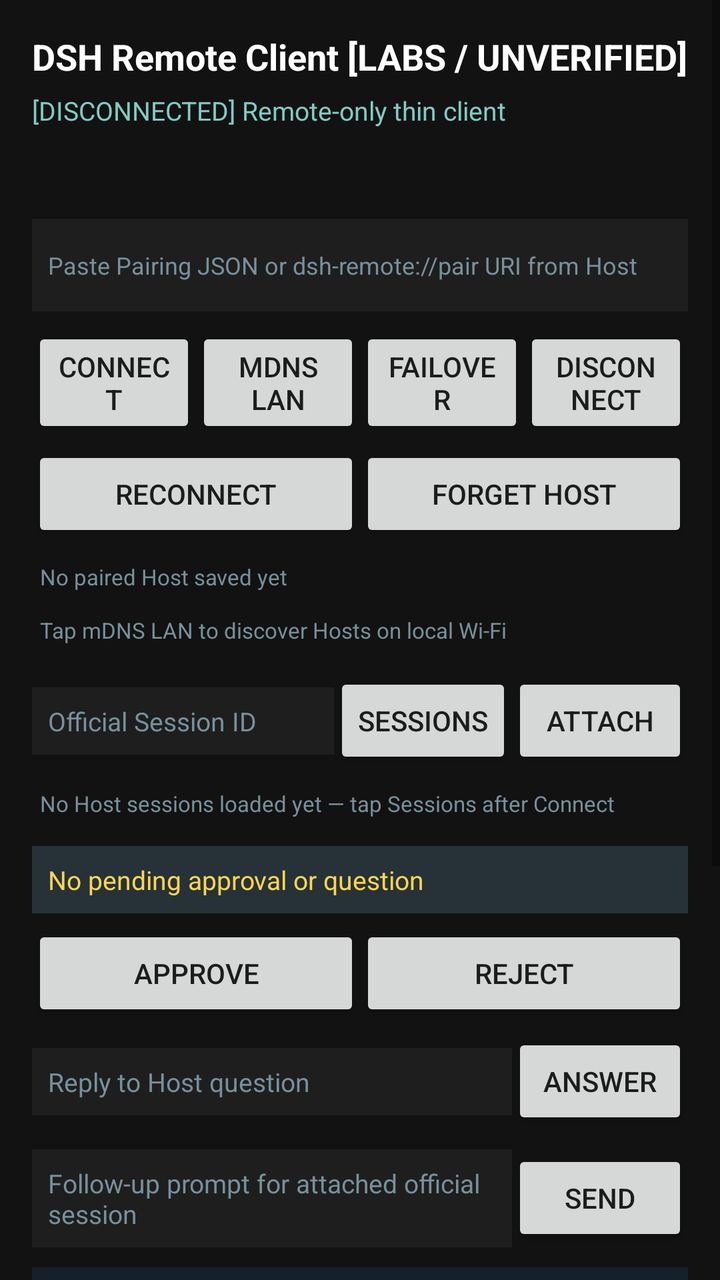
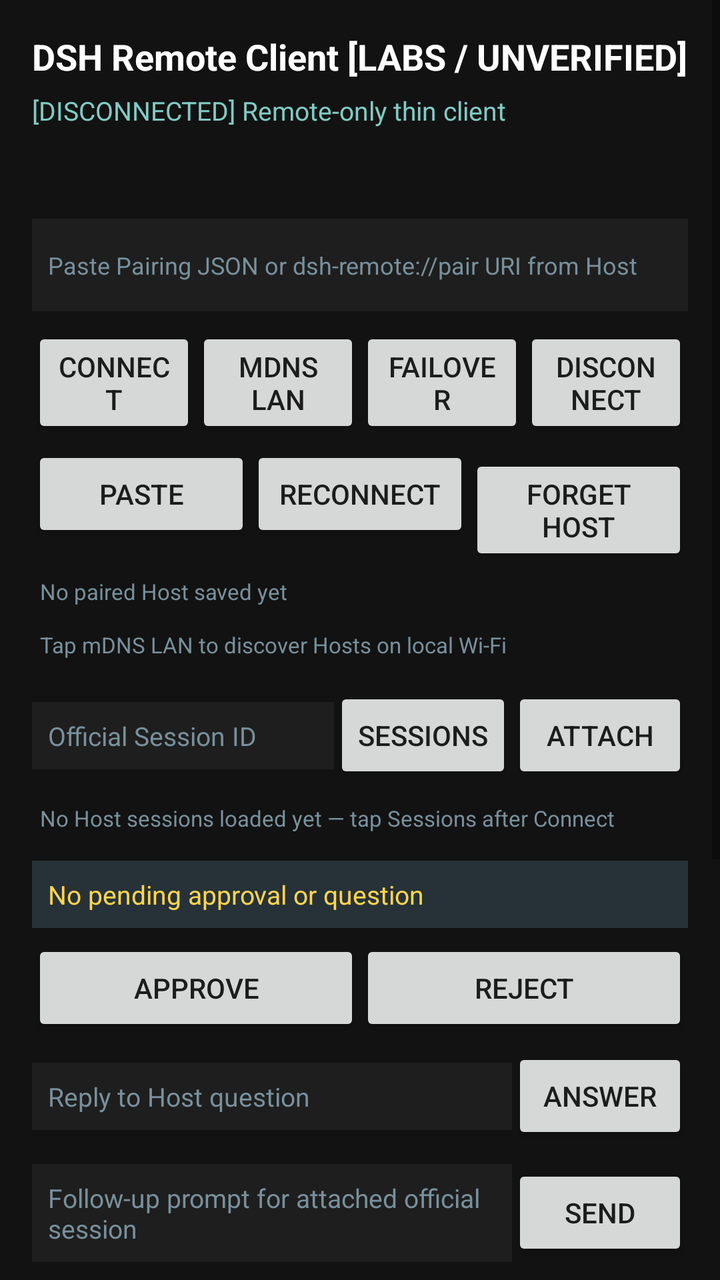

Two renders of the same Android screen: before a commit and after it. Below are the layout's source before the change and the commit's diff.
<!-- AndroidManifest.xml: application theme Theme.Dsh -->
<!-- res/layout/activity_main.xml -->
<?xml version="1.0" encoding="utf-8"?>
<ScrollView xmlns:android="http://schemas.android.com/apk/res/android"
    android:layout_width="match_parent"
    android:layout_height="match_parent"
    android:background="#121212"
    android:fillViewport="true">

    <LinearLayout
        android:layout_width="match_parent"
        android:layout_height="wrap_content"
        android:orientation="vertical"
        android:padding="16dp">

        <TextView
            android:id="@+id/tv_title"
            android:layout_width="match_parent"
            android:layout_height="wrap_content"
            android:text="@string/remote_client_header"
            android:textColor="#FFFFFF"
            android:textSize="18sp"
            android:textStyle="bold" />

        <TextView
            android:id="@+id/tv_status"
            android:layout_width="match_parent"
            android:layout_height="wrap_content"
            android:layout_marginTop="6dp"
            android:text="@string/status_disconnected"
            android:textColor="#80CBC4"
            android:textSize="13sp" />

        <TextView
            android:id="@+id/tv_device_id"
            android:layout_width="match_parent"
            android:layout_height="wrap_content"
            android:layout_marginTop="4dp"
            android:textColor="#B0BEC5"
            android:textSize="11sp" />

        <TextView
            android:id="@+id/tv_metrics"
            android:layout_width="match_parent"
            android:layout_height="wrap_content"
            android:layout_marginTop="2dp"
            android:textColor="#90CAF9"
            android:textSize="11sp" />

        <EditText
            android:id="@+id/et_pairing_json"
            android:layout_width="match_parent"
            android:layout_height="wrap_content"
            android:layout_marginTop="10dp"
            android:background="#1E1E1E"
            android:hint="@string/hint_pairing_json"
            android:inputType="textMultiLine"
            android:minLines="2"
            android:padding="8dp"
            android:textColor="#FFFFFF"
            android:textColorHint="#78909C"
            android:textSize="12sp" />

        <LinearLayout
            android:layout_width="match_parent"
            android:layout_height="wrap_content"
            android:layout_marginTop="8dp"
            android:orientation="horizontal">

            <Button
                android:id="@+id/btn_connect"
                android:layout_width="0dp"
                android:layout_height="wrap_content"
                android:layout_weight="1"
                android:text="@string/action_connect" />

            <Button
                android:id="@+id/btn_scan_lan"
                android:layout_width="0dp"
                android:layout_height="wrap_content"
                android:layout_weight="1"
                android:text="@string/action_scan_lan" />

            <Button
                android:id="@+id/btn_failover"
                android:layout_width="0dp"
                android:layout_height="wrap_content"
                android:layout_weight="1"
                android:text="@string/action_failover" />

            <Button
                android:id="@+id/btn_disconnect"
                android:layout_width="0dp"
                android:layout_height="wrap_content"
                android:layout_weight="1"
                android:text="@string/action_disconnect" />
        </LinearLayout>

        <LinearLayout
            android:layout_width="match_parent"
            android:layout_height="wrap_content"
            android:layout_marginTop="4dp"
            android:orientation="horizontal">

            <Button
                android:id="@+id/btn_reconnect"
                android:layout_width="0dp"
                android:layout_height="wrap_content"
                android:layout_weight="1"
                android:text="@string/action_reconnect" />

            <Button
                android:id="@+id/btn_forget_host"
                android:layout_width="0dp"
                android:layout_height="wrap_content"
                android:layout_weight="1"
                android:text="@string/action_forget_host" />
        </LinearLayout>

        <HorizontalScrollView
            android:id="@+id/hsv_saved_hosts"
            android:layout_width="match_parent"
            android:layout_height="wrap_content"
            android:layout_marginTop="6dp"
            android:scrollbars="none">

            <LinearLayout
                android:id="@+id/ll_saved_hosts"
                android:layout_width="wrap_content"
                android:layout_height="wrap_content"
                android:orientation="horizontal">

                <TextView
                    android:layout_width="wrap_content"
                    android:layout_height="wrap_content"
                    android:padding="4dp"
                    android:text="@string/saved_hosts_hint"
                    android:textColor="#78909C"
                    android:textSize="11sp" />
            </LinearLayout>
        </HorizontalScrollView>

        <HorizontalScrollView
            android:id="@+id/hsv_discovered_hosts"
            android:layout_width="match_parent"
            android:layout_height="wrap_content"
            android:layout_marginTop="4dp"
            android:scrollbars="none">

            <LinearLayout
                android:id="@+id/ll_discovered_hosts"
                android:layout_width="wrap_content"
                android:layout_height="wrap_content"
                android:orientation="horizontal">

                <TextView
                    android:layout_width="wrap_content"
                    android:layout_height="wrap_content"
                    android:padding="4dp"
                    android:text="@string/mdns_hosts_hint"
                    android:textColor="#78909C"
                    android:textSize="11sp" />
            </LinearLayout>
        </HorizontalScrollView>

        <LinearLayout
            android:layout_width="match_parent"
            android:layout_height="wrap_content"
            android:layout_marginTop="10dp"
            android:orientation="horizontal">

            <EditText
                android:id="@+id/et_session_id"
                android:layout_width="0dp"
                android:layout_height="wrap_content"
                android:layout_weight="2"
                android:background="#1E1E1E"
                android:hint="@string/hint_session_id"
                android:padding="8dp"
                android:textColor="#FFFFFF"
                android:textColorHint="#78909C"
                android:textSize="13sp" />

            <Button
                android:id="@+id/btn_sessions"
                android:layout_width="wrap_content"
                android:layout_height="wrap_content"
                android:text="@string/action_sessions" />

            <Button
                android:id="@+id/btn_attach"
                android:layout_width="wrap_content"
                android:layout_height="wrap_content"
                android:text="@string/action_attach" />
        </LinearLayout>

        <HorizontalScrollView
            android:id="@+id/hsv_session_chips"
            android:layout_width="match_parent"
            android:layout_height="wrap_content"
            android:layout_marginTop="6dp"
            android:scrollbars="none">

            <LinearLayout
                android:id="@+id/ll_session_chips"
                android:layout_width="wrap_content"
                android:layout_height="wrap_content"
                android:orientation="horizontal">

                <TextView
                    android:layout_width="wrap_content"
                    android:layout_height="wrap_content"
                    android:padding="4dp"
                    android:text="@string/session_picker_hint"
                    android:textColor="#78909C"
                    android:textSize="11sp" />
            </LinearLayout>
        </HorizontalScrollView>

        <TextView
            android:id="@+id/tv_approval"
            android:layout_width="match_parent"
            android:layout_height="wrap_content"
            android:layout_marginTop="10dp"
            android:background="#263238"
            android:padding="8dp"
            android:text="@string/no_pending_interaction"
            android:textColor="#FFD54F"
            android:textSize="13sp" />

        <LinearLayout
            android:layout_width="match_parent"
            android:layout_height="wrap_content"
            android:layout_marginTop="6dp"
            android:orientation="horizontal">

            <Button
                android:id="@+id/btn_approve"
                android:layout_width="0dp"
                android:layout_height="wrap_content"
                android:layout_weight="1"
                android:text="@string/action_approve" />

            <Button
                android:id="@+id/btn_reject"
                android:layout_width="0dp"
                android:layout_height="wrap_content"
                android:layout_weight="1"
                android:text="@string/action_reject" />
        </LinearLayout>

        <LinearLayout
            android:layout_width="match_parent"
            android:layout_height="wrap_content"
            android:layout_marginTop="6dp"
            android:orientation="horizontal">

            <EditText
                android:id="@+id/et_answer"
                android:layout_width="0dp"
                android:layout_height="wrap_content"
                android:layout_weight="2"
                android:background="#1E1E1E"
                android:hint="@string/hint_answer"
                android:padding="8dp"
                android:textColor="#FFFFFF"
                android:textColorHint="#78909C"
                android:textSize="13sp" />

            <Button
                android:id="@+id/btn_answer_question"
                android:layout_width="wrap_content"
                android:layout_height="wrap_content"
                android:text="@string/action_answer" />
        </LinearLayout>

        <LinearLayout
            android:layout_width="match_parent"
            android:layout_height="wrap_content"
            android:layout_marginTop="10dp"
            android:orientation="horizontal">

            <EditText
                android:id="@+id/et_prompt"
                android:layout_width="0dp"
                android:layout_height="wrap_content"
                android:layout_weight="3"
                android:background="#1E1E1E"
                android:hint="@string/hint_prompt"
                android:padding="8dp"
                android:textColor="#FFFFFF"
                android:textColorHint="#78909C"
                android:textSize="13sp" />

            <Button
                android:id="@+id/btn_send_prompt"
                android:layout_width="wrap_content"
                android:layout_height="wrap_content"
                android:text="@string/action_send" />
        </LinearLayout>

        <TextView
            android:id="@+id/tv_assistant_stream"
            android:layout_width="match_parent"
            android:layout_height="wrap_content"
            android:layout_marginTop="10dp"
            android:background="#16202A"
            android:minLines="3"
            android:padding="8dp"
            android:text="@string/assistant_stream_empty"
            android:textColor="#E8F5E9"
            android:textSize="13sp" />

        <TextView
            android:id="@+id/tv_events"
            android:layout_width="match_parent"
            android:layout_height="wrap_content"
            android:layout_marginTop="12dp"
            android:background="#1A1A1A"
            android:fontFamily="monospace"
            android:minHeight="220dp"
            android:padding="8dp"
            android:textColor="#E0E0E0"
            android:textSize="11sp" />

    </LinearLayout>
</ScrollView>
<!-- resources referenced by this layout -->
<resources>
  <string name="action_answer">Answer</string>
  <string name="action_approve">Approve</string>
  <string name="action_attach">Attach</string>
  <string name="action_connect">Connect</string>
  <string name="action_disconnect">Disconnect</string>
  <string name="action_failover">Failover</string>
  <string name="action_forget_host">Forget Host</string>
  <string name="action_reconnect">Reconnect</string>
  <string name="action_reject">Reject</string>
  <string name="action_scan_lan">mDNS LAN</string>
  <string name="action_send">Send</string>
  <string name="action_sessions">Sessions</string>
  <string name="assistant_stream_empty">Assistant stream idle</string>
  <string name="hint_answer">Reply to Host question</string>
  <string name="hint_pairing_json">Paste Pairing JSON or dsh-remote://pair URI from Host</string>
  <string name="hint_prompt">Follow-up prompt for attached official session</string>
  <string name="hint_session_id">Official Session ID</string>
  <string name="mdns_hosts_hint">Tap mDNS LAN to discover Hosts on local Wi-Fi</string>
  <string name="no_pending_interaction">No pending approval or question</string>
  <string name="remote_client_header">DSH Remote Client [LABS / UNVERIFIED]</string>
  <string name="saved_hosts_hint">No paired Host saved yet</string>
  <string name="session_picker_hint">No Host sessions loaded yet — tap Sessions after Connect</string>
  <string name="status_disconnected">[DISCONNECTED] Remote-only thin client</string>
  <style name="Theme.Dsh" parent="Theme.AppCompat.DayNight.NoActionBar">
          <item name="android:windowBackground">@android:color/black</item>
      </style>
</resources>

<!-- the commit's change to res/layout/activity_main.xml (unified diff, before → after) -->
@@ -99,6 +99,13 @@
             android:layout_height="wrap_content"
             android:layout_marginTop="4dp"
             android:orientation="horizontal">
+
+            <Button
+                android:id="@+id/btn_paste_pair"
+                android:layout_width="0dp"
+                android:layout_height="wrap_content"
+                android:layout_weight="1"
+                android:text="@string/action_paste_pair" />
 
             <Button
                 android:id="@+id/btn_reconnect"
<!-- resource entries referenced after the edit -->
@@ -7,6 +7,7 @@
   <string name="action_disconnect">Disconnect</string>
   <string name="action_failover">Failover</string>
   <string name="action_forget_host">Forget Host</string>
+  <string name="action_paste_pair">Paste</string>
   <string name="action_reconnect">Reconnect</string>
   <string name="action_reject">Reject</string>
   <string name="action_scan_lan">mDNS LAN</string>
